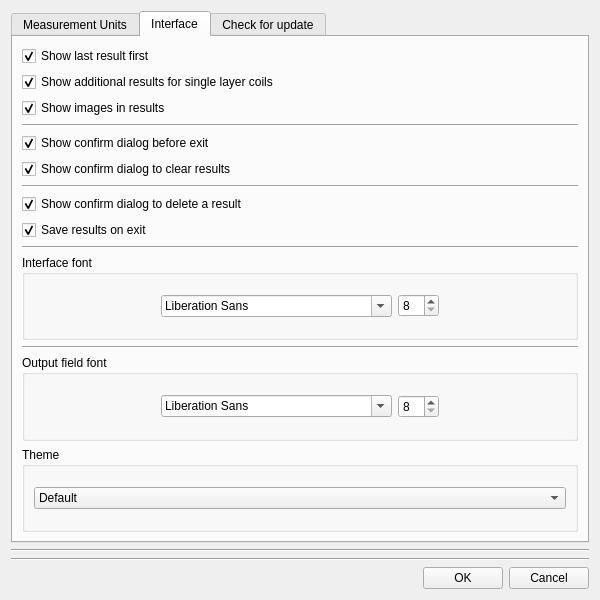
First picture: the form in options.ui, repository radioacoustick/Coil64, before the edit.
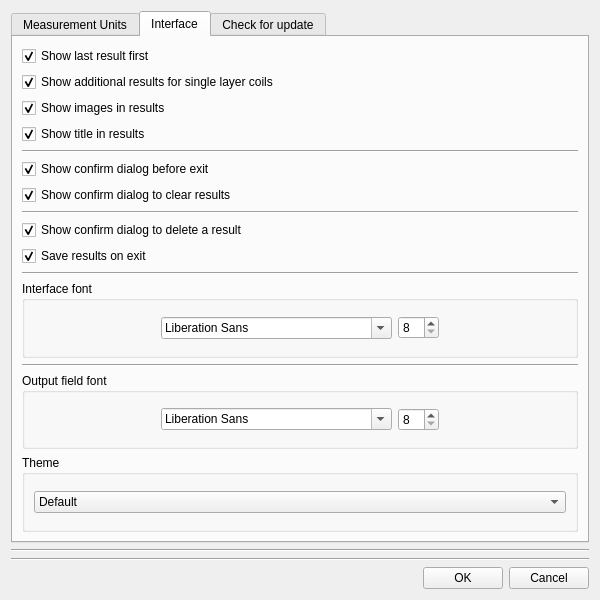
Second picture: the form after the edit. Icons and pictures are not drawn.

Diff of the .ui file:
```diff
--- a/options.ui
+++ b/options.ui
@@ -457,6 +457,16 @@
          </property>
         </widget>
        </item>
+       <item>
+        <widget class="QCheckBox" name="checkBox_9">
+         <property name="text">
+          <string>Show title in results</string>
+         </property>
+         <property name="checked">
+          <bool>true</bool>
+         </property>
+        </widget>
+       </item>
        <item>
         <widget class="Line" name="line_6">
          <property name="orientation">
```
